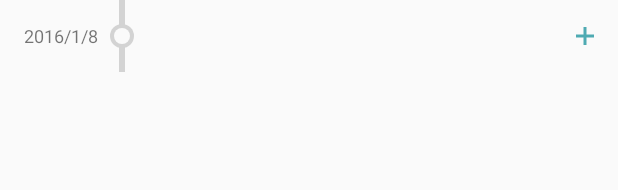
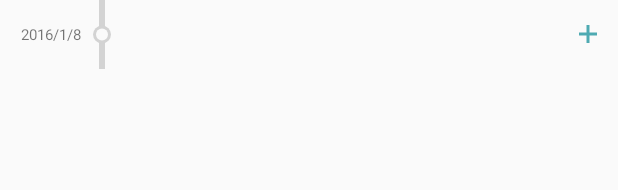
Before and after one commit to cnlkl/put-me-down, an Android app: the layout view_item_pmd_time_line.xml on its own in the app's theme, with its tools: preview values and no code run, on a phone screen of 412 x 824 dp. Shown: the top 190 px of the screen. Run offline under Robolectric (Android 15) with nearby library versions, the phone set to English and light mode, and no system bars.

Commit message:
界面各个尺寸的修改

```diff
--- a/app/src/main/res/layout/view_item_pmd_time_line.xml
+++ b/app/src/main/res/layout/view_item_pmd_time_line.xml
@@ -3,10 +3,10 @@
     xmlns:tools="http://schemas.android.com/tools"
     android:layout_width="match_parent"
     android:layout_height="wrap_content"
-    android:minHeight="48dp"
+    android:minHeight="46dp"
     android:orientation="horizontal"
-    android:paddingLeft="16dp"
-    android:paddingRight="16dp">
+    android:paddingLeft="14dp"
+    android:paddingRight="14dp">
 
     <TextView
         android:id="@+id/__ftl_row_left_text"
@@ -17,17 +17,17 @@
         android:ellipsize="end"
         android:gravity="center"
         android:maxLines="2"
-        android:maxWidth="90dp"
-        android:textSize="12sp"
+        android:maxWidth="80dp"
+        android:textSize="10sp"
         android:visibility="gone"
         tools:text="2016/1/8"
         tools:visibility="visible"/>
 
     <com.fzuclover.putmedown.views.pmdtimeline.internal.ConnectorView
         android:id="@+id/__ftl_row_connector"
-        android:layout_width="16dp"
+        android:layout_width="12dp"
         android:layout_height="match_parent"
-        android:layout_marginRight="8dp"/>
+        android:layout_marginRight="6dp"/>
 
     <LinearLayout
         android:layout_width="0dp"
```
